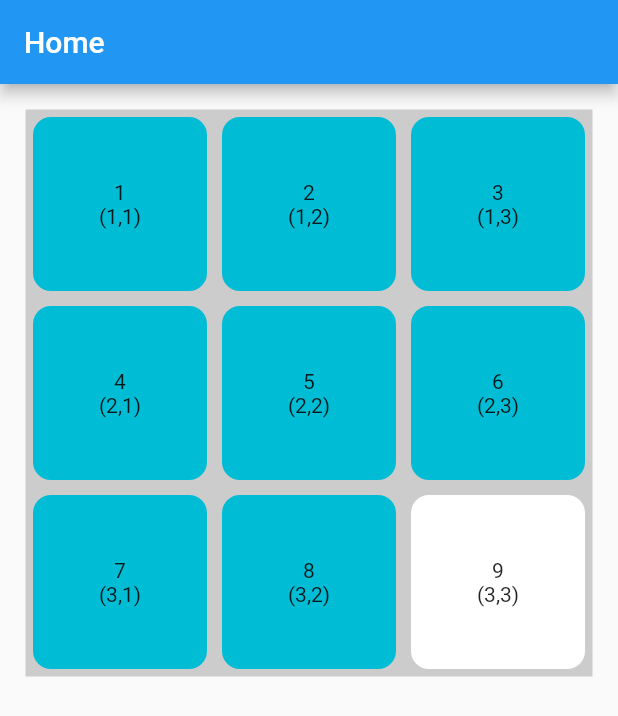
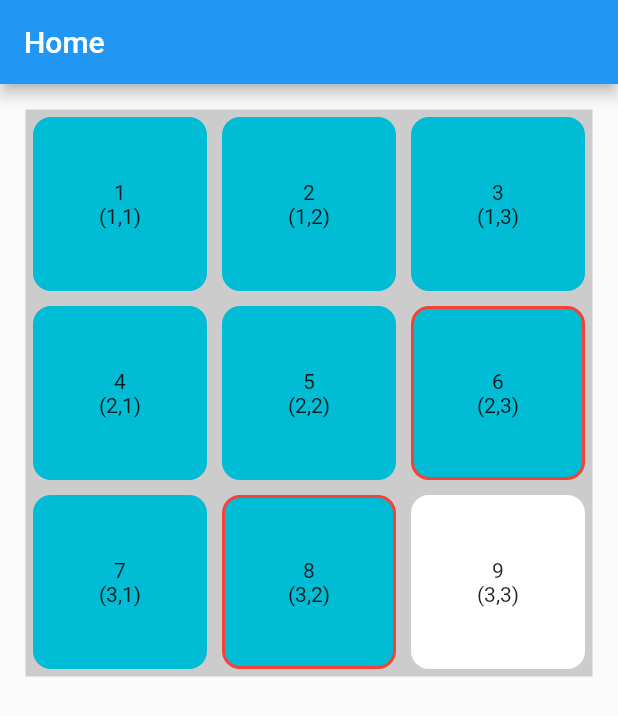
Before and after one commit to Roaa94/dashtronaut, a Flutter app: the screen it shows after launch, on a phone screen of 412 x 824 dp. Shown: the top 716 px of the screen. Run offline on Flutter 3.47's test engine with Material 2 defaults, Android fonts, the light colour scheme and no system bars; our stand-ins replace equatable.

Commit message:
implemented isTileMovable functionality

```diff
--- a/lib/models/location.dart
+++ b/lib/models/location.dart
@@ -17,6 +17,12 @@ class Location extends Equatable {
     print(locationsMap);
   }
 
+  bool isLocatedAround(Location _location) {
+    return _location.x == x && (_location.y == y - 1 || _location.y == y + 1) || _location.y == y && (_location.x == x - 1 || _location.x == x + 1);
+  }
+
+  String get asString => '($x, $y)';
+
   @override
   List<Object> get props => [x, y];
 }
--- a/lib/models/puzzle.dart
+++ b/lib/models/puzzle.dart
@@ -1,3 +1,4 @@
+import 'package:flutter_puzzle_hack/models/location.dart';
 import 'package:flutter_puzzle_hack/models/tile.dart';
 
 class Puzzle {
@@ -12,6 +13,15 @@ class Puzzle {
   /// Get whitespace tile
   Tile get whiteSpaceTile => tiles.firstWhere((tile) => tile.isWhiteSpaceTile);
 
+  bool isTileMovable(Tile tile) {
+    if (tile.isWhiteSpaceTile) {
+      return false;
+    }
+    Location _tileLocation = tile.currentLocation;
+    Location _whiteSpaceTileLocation = whiteSpaceTile.currentLocation;
+    return _tileLocation.isLocatedAround(_whiteSpaceTileLocation);
+  }
+
   void printData() {
     print('Puzzle dimensions: ${n}x$n');
   }
--- a/lib/models/tile.dart
+++ b/lib/models/tile.dart
@@ -4,7 +4,6 @@ import 'package:flutter_puzzle_hack/models/position.dart';
 class Tile {
   int value;
   double width;
-  bool isMovable;
   bool isWhiteSpaceTile;
   Location correctLocation;
   Location currentLocation;
@@ -14,7 +13,6 @@ class Tile {
     required this.width,
     required this.correctLocation,
     required this.currentLocation,
-    this.isMovable = false,
     this.isWhiteSpaceTile = false,
   });
 
--- a/lib/presentation/tile/widgets/tile_container.dart
+++ b/lib/presentation/tile/widgets/tile_container.dart
@@ -3,10 +3,12 @@ import 'package:flutter_puzzle_hack/models/tile.dart';
 
 class TileContainer extends StatelessWidget {
   final Tile tile;
+  final bool isTileMovable;
 
   const TileContainer({
     Key? key,
     required this.tile,
+    required this.isTileMovable,
   }) : super(key: key);
 
   @override
@@ -15,6 +17,7 @@ class TileContainer extends StatelessWidget {
       decoration: BoxDecoration(
         color: tile.isWhiteSpaceTile ? Colors.white : Colors.cyan,
         borderRadius: BorderRadius.circular(12),
+        border: Border.all(color: isTileMovable ? Colors.red : Colors.transparent, width: 2),
       ),
       margin: const EdgeInsets.all(5),
       alignment: Alignment.center,
--- a/lib/presentation/tile/widgets/tile_wrapper.dart
+++ b/lib/presentation/tile/widgets/tile_wrapper.dart
@@ -1,6 +1,8 @@
 import 'package:flutter/material.dart';
 import 'package:flutter_puzzle_hack/models/tile.dart';
+import 'package:flutter_puzzle_hack/presentation/providers/puzzle_provider.dart';
 import 'package:flutter_puzzle_hack/presentation/tile/widgets/tile_container.dart';
+import 'package:provider/provider.dart';
 
 class TileWrapper extends StatefulWidget {
   final Tile tile;
@@ -27,6 +29,10 @@ class _TileWrapperState extends State<TileWrapper> {
 
   @override
   Widget build(BuildContext context) {
+    return Consumer<PuzzleProvider>(
+      builder: (c, puzzleProvider, _) {
+        bool isTileMovable = puzzleProvider.puzzle.isTileMovable(widget.tile);
+
         return AnimatedPositioned(
           duration: const Duration(milliseconds: 1),
           width: widget.tile.width,
@@ -35,21 +41,26 @@ class _TileWrapperState extends State<TileWrapper> {
           top: topPosition,
           child: GestureDetector(
             onHorizontalDragUpdate: (DragUpdateDetails details) {
-          if (widget.tile.isMovable) {
+              if (isTileMovable) {
                 setState(() {
                   leftPosition += details.delta.dx;
                 });
               }
             },
             onVerticalDragUpdate: (DragUpdateDetails details) {
-          if (widget.tile.isMovable) {
+              if (isTileMovable) {
                 setState(() {
                   topPosition += details.delta.dy;
                 });
               }
             },
-        child: TileContainer(tile: widget.tile),
+            child: TileContainer(
+              tile: widget.tile,
+              isTileMovable: isTileMovable,
             ),
+          ),
+        );
+      },
     );
   }
 }
```
Lines whose indentation alone changed are shown as unchanged.
